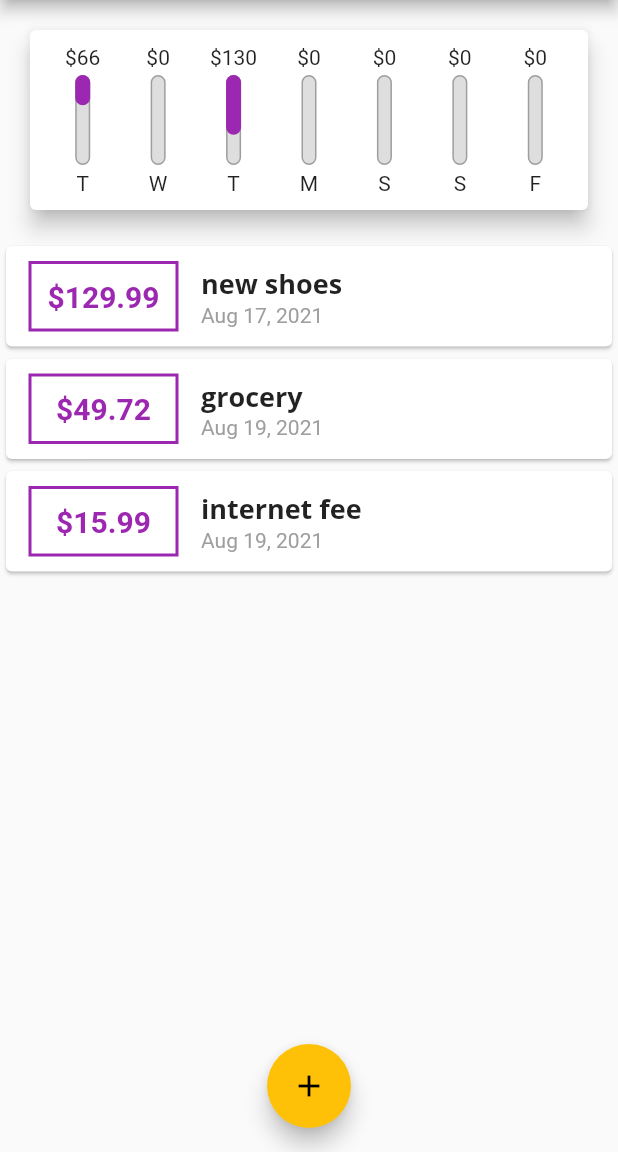
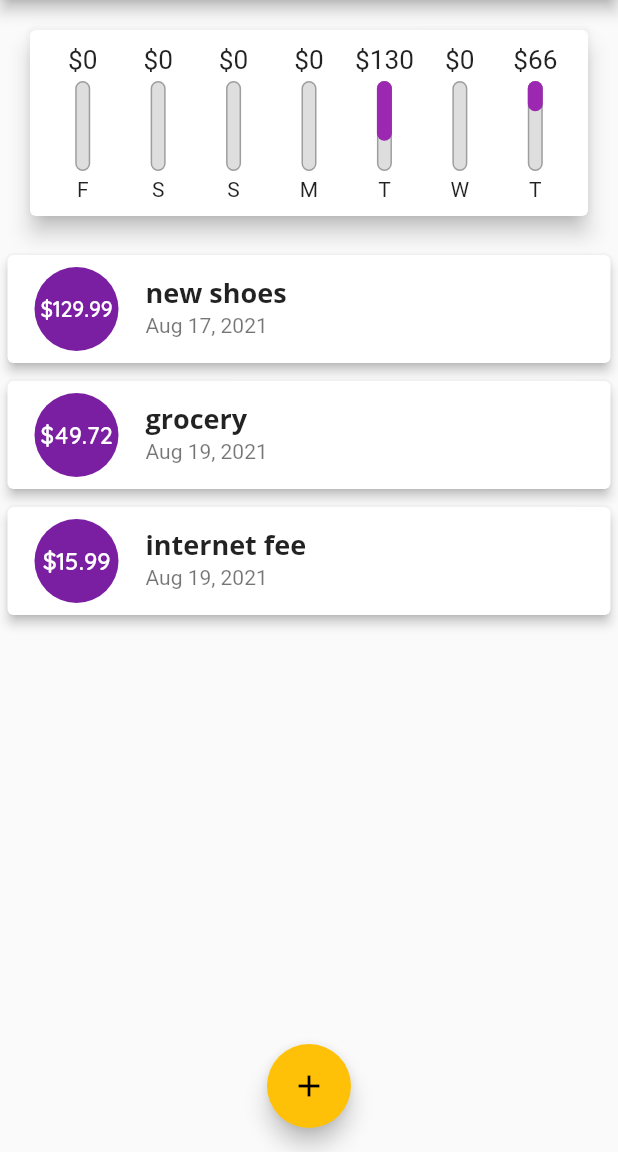
Before and after one commit to Bouchemel-Nasreddine/peronal_expenses_tracker, a Flutter app: the screen it shows after launch, on a phone screen of 412 x 824 dp, the part 84-1236 px from its top. Run offline on Flutter 3.47's test engine with Material 2 defaults, Android fonts, the phone set to English and light mode, and no system bars.

Commit message:
list and chart redesign

```diff
--- a/lib/widgets/chart.dart
+++ b/lib/widgets/chart.dart
@@ -52,7 +52,7 @@ class Chart extends StatelessWidget {
         'day': DateFormat.E().format(weekDay).substring(0, 1),
         'amount': totalSum,
       };
-    });
+    }).reversed.toList();
   }
 
   double get totalsSpending {
--- a/lib/widgets/chart_bar.dart
+++ b/lib/widgets/chart_bar.dart
@@ -11,8 +11,11 @@ class ChartBar extends StatelessWidget {
   Widget build(BuildContext context) {
     return Column(
       children: [
-        FittedBox(
-          child: Text('\$${spendingAmount.toStringAsFixed(0)}'),
+        Container(
+          height: 20,
+          child: FittedBox(
+            child: Text('\$${spendingAmount.toStringAsFixed(0)}'),
+          ),
         ),
         SizedBox(
           height: 4,
--- a/lib/widgets/transaction_list.dart
+++ b/lib/widgets/transaction_list.dart
@@ -33,53 +33,28 @@ class TransactionList extends StatelessWidget {
           : ListView.builder(
               itemBuilder: (context, index) {
                 return Card(
-                  child: Row(
-                    children: <Widget>[
-                      SizedBox(
-                        width: 130,
-                        child: Container(
+                  elevation: 3,
                   margin: EdgeInsets.symmetric(
-                            vertical: 10,
-                            horizontal: 15,
+                    vertical: 6,
+                    horizontal: 5,
                   ),
-                          padding: EdgeInsets.all(10),
-                          decoration: BoxDecoration(
-                            border: Border.all(
-                              color: Theme.of(context).primaryColor,
-                              width: 2,
-                            ),
-                          ),
-                          child: Center(
-                            child: Text(
-                              '\$${transactions[index].amount.toStringAsFixed(2)}',
-                              textAlign: TextAlign.center,
-                              style: TextStyle(
-                                fontWeight: FontWeight.bold,
-                                fontSize: 20,
-                                color: Colors.purple,
+                  child: ListTile(
+                    leading: CircleAvatar(
+                      radius: 30,
+                      child: Padding(
+                        padding: EdgeInsets.all(6),
+                        child: FittedBox(
+                          child: Text('\$${transactions[index].amount}'),
                         ),
                       ),
                     ),
-                        ),
-                      ),
-                      Column(
-                        crossAxisAlignment: CrossAxisAlignment.start,
-                        children: [
-                          Container(
-                            child: Text(
+                    title: Text(
                       transactions[index].title,
                       style: Theme.of(context).textTheme.headline6,
                     ),
+                    subtitle: Text(
+                      DateFormat.yMMMd().format(transactions[index].date),
                     ),
-                          Text(
-                            DateFormat.yMMMd().format(transactions[index].date),
-                            style: TextStyle(
-                              color: Colors.grey,
-                            ),
-                          ),
-                        ],
-                      )
-                    ],
                   ),
                 );
               },
```
Lines whose indentation alone changed are shown as unchanged.
